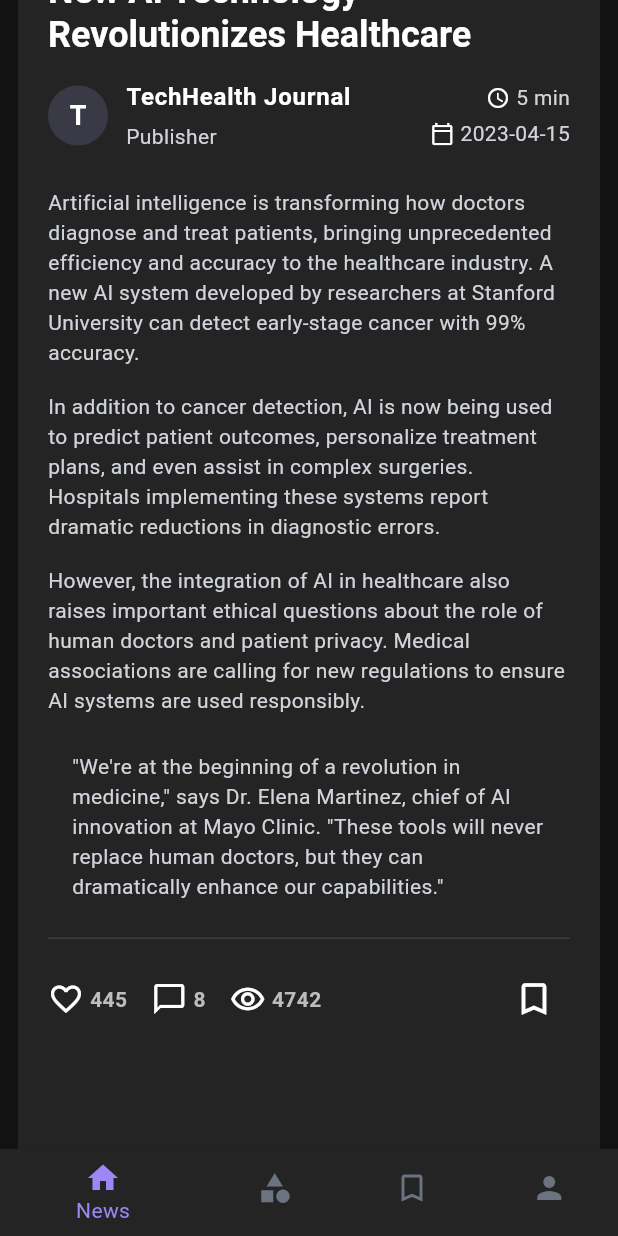
After one commit to YoussefHamada-cs/news, a Flutter app: the NewsDetailsView screen opened by its route, scrolled down 385 dp, after a tap on the "bookmark outline" icon, on a phone screen of 412 x 824 dp. The commit adds this screen. Run offline on Flutter 3.47's test engine with Material 3 defaults, Android fonts, the phone set to English and light mode, and no system bars; our stand-ins replace cached_network_image, go_router, shimmer; network calls fail.

Commit message:
finsh detailsView

```diff
--- a/lib/core/resources/app_router.dart
+++ b/lib/core/resources/app_router.dart
@@ -2,6 +2,7 @@ import 'package:flutter/material.dart';
 import 'package:go_router/go_router.dart';
 import 'package:news/core/layout/main_shell.dart';
 import 'package:news/core/resources/app_routes.dart';
+import 'package:news/features/news/presention/views/news_details_view.dart';
 import 'package:news/features/news/presention/views/featured_news_view.dart';
 import 'package:news/features/news/presention/views/news_view.dart';
 import 'package:news/features/news/presention/views/search_view.dart';
@@ -35,8 +36,8 @@ class AppRouter {
           ),
           GoRoute(
             path: AppPaths.newsDetail,
-            builder: (context, state) =>
-                const Scaffold(body: Center(child: Text('News Detail'))),
+            name: AppRoutes.newsDetail,
+            builder: (context, state) => const NewsDetailsView(),
           ),
 
           // ==================== Search Tab Routes ====================
--- a/lib/core/theme/app_theme.dart
+++ b/lib/core/theme/app_theme.dart
@@ -5,7 +5,6 @@ class AppTheme {
   static ThemeData get lightTheme {
     return ThemeData(
       useMaterial3: true,
-      fontFamily: 'Roboto',
       brightness: Brightness.light,
       colorScheme: const ColorScheme.light(
         primary: AppColors.primary,
@@ -38,34 +37,28 @@ class AppTheme {
           color: AppColors.textPrimaryLight,
           fontSize: 32,
           fontWeight: FontWeight.bold,
-          fontFamily: 'Roboto',
         ),
         displayMedium: TextStyle(
           color: AppColors.textPrimaryLight,
           fontSize: 28,
           fontWeight: FontWeight.bold,
-          fontFamily: 'Roboto',
         ),
         displaySmall: TextStyle(
           color: AppColors.textPrimaryLight,
           fontSize: 24,
           fontWeight: FontWeight.bold,
-          fontFamily: 'Roboto',
         ),
         bodyLarge: TextStyle(
           color: AppColors.textPrimaryLight,
           fontSize: 16,
-          fontFamily: 'Roboto',
         ),
         bodyMedium: TextStyle(
           color: AppColors.textSecondaryLight,
           fontSize: 14,
-          fontFamily: 'Roboto',
         ),
         bodySmall: TextStyle(
           color: AppColors.hintText,
           fontSize: 12,
-          fontFamily: 'Roboto',
         ),
       ),
       inputDecorationTheme: InputDecorationTheme(
@@ -104,7 +97,6 @@ class AppTheme {
   static ThemeData get darkTheme {
     return ThemeData(
       useMaterial3: true,
-      fontFamily: 'Roboto',
       brightness: Brightness.dark,
       colorScheme: const ColorScheme.dark(
         primary: AppColors.primary,
@@ -137,34 +129,28 @@ class AppTheme {
           color: AppColors.textPrimaryDark,
           fontSize: 32,
           fontWeight: FontWeight.bold,
-          fontFamily: 'Roboto',
         ),
         displayMedium: TextStyle(
           color: AppColors.textPrimaryDark,
           fontSize: 28,
           fontWeight: FontWeight.bold,
-          fontFamily: 'Roboto',
         ),
         displaySmall: TextStyle(
           color: AppColors.textPrimaryDark,
           fontSize: 24,
           fontWeight: FontWeight.bold,
-          fontFamily: 'Roboto',
         ),
         bodyLarge: TextStyle(
           color: AppColors.textPrimaryDark,
           fontSize: 16,
-          fontFamily: 'Roboto',
         ),
         bodyMedium: TextStyle(
           color: AppColors.textSecondaryDark,
           fontSize: 14,
-          fontFamily: 'Roboto',
         ),
         bodySmall: TextStyle(
           color: AppColors.hintText,
           fontSize: 12,
-          fontFamily: 'Roboto',
         ),
       ),
       inputDecorationTheme: InputDecorationTheme(
--- /dev/null
+++ b/lib/features/news/domain/entities/article.dart
@@ -0,0 +1,63 @@
+class Article {
+  final String id;
+  final String title;
+  final String category;
+  final String imageUrl;
+  final String publisherName;
+  final String publisherImage;
+  final String publisherType;
+  final String readTime;
+  final String date;
+  final List<String> paragraphs;
+  final String quote;
+  final String quoteAuthor;
+  final int likesCount;
+  final int commentsCount;
+  final int viewsCount;
+  final bool isBookmarked;
+
+  const Article({
+    required this.id,
+    required this.title,
+    required this.category,
+    required this.imageUrl,
+    required this.publisherName,
+    required this.publisherImage,
+    required this.publisherType,
+    required this.readTime,
+    required this.date,
+    required this.paragraphs,
+    this.quote = '',
+    this.quoteAuthor = '',
+    this.likesCount = 0,
+    this.commentsCount = 0,
+    this.viewsCount = 0,
+    this.isBookmarked = false,
+  });
+
+  // Sample article for testing purposes
+  static Article get sample => const Article(
+        id: '1',
+        title: 'New AI Technology Revolutionizes Healthcare',
+        category: 'Technology',
+        imageUrl:
+            'https://encrypted-tbn0.gstatic.com/images?q=tbn:ANd9GcS47l-TBwq5J39we3hCYx0sV19z51nemqGCYAP4ZZCYSw&s&ec=72940543',
+        publisherName: 'TechHealth Journal',
+        publisherImage: 'T',
+        publisherType: 'Publisher',
+        readTime: '5 min',
+        date: '2023-04-15',
+        paragraphs: [
+          'Artificial intelligence is transforming how doctors diagnose and treat patients, bringing unprecedented efficiency and accuracy to the healthcare industry. A new AI system developed by researchers at Stanford University can detect early-stage cancer with 99% accuracy.',
+          'In addition to cancer detection, AI is now being used to predict patient outcomes, personalize treatment plans, and even assist in complex surgeries. Hospitals implementing these systems report dramatic reductions in diagnostic errors.',
+          'However, the integration of AI in healthcare also raises important ethical questions about the role of human doctors and patient privacy. Medical associations are calling for new regulations to ensure AI systems are used responsibly.',
+        ],
+        quote:
+            '"We\'re at the beginning of a revolution in medicine," says Dr. Elena Martinez, chief of AI innovation at Mayo Clinic. "These tools will never replace human doctors, but they can dramatically enhance our capabilities."',
+        quoteAuthor: 'Dr. Elena Martinez',
+        likesCount: 445,
+        commentsCount: 8,
+        viewsCount: 4742,
+        isBookmarked: false,
+      );
+}
--- /dev/null
+++ b/lib/features/news/presention/views/news_details_view.dart
@@ -0,0 +1,147 @@
+import 'package:flutter/material.dart';
+import 'package:go_router/go_router.dart';
+import 'package:news/core/resources/app_colors.dart';
+import 'package:news/features/news/domain/entities/article.dart';
+import 'package:news/features/news/presention/widgets/news_details/article_content_widget.dart';
+import 'package:news/features/news/presention/widgets/news_details/article_header_widget.dart';
+import 'package:news/features/news/presention/widgets/news_details/article_image_widget.dart';
+import 'package:news/features/news/presention/widgets/news_details/article_interaction_bar.dart';
+import 'package:news/features/news/presention/widgets/news_details/article_publisher_widget.dart';
+
+class NewsDetailsView extends StatelessWidget {
+  const NewsDetailsView({super.key});
+
+  @override
+  Widget build(BuildContext context) {
+    final statusBarHeight = MediaQuery.of(context).viewPadding.top;
+
+    // In a real app, you would get this from a provider or bloc
+    final article = Article.sample;
+
+    return Scaffold(
+      extendBodyBehindAppBar: true,
+      appBar: null, // No app bar
+      body: SingleChildScrollView(
+        child: Stack(
+          children: [
+            // Background image at the top
+            Positioned(
+              top: 0,
+              left: 0,
+              right: 0,
+              child: ArticleImageWidget(article: article),
+            ),
+
+            // Custom app bar buttons (back, share, bookmark)
+            Positioned(
+              top: statusBarHeight + 10,
+              left: 16,
+              right: 16,
+              child: Row(
+                mainAxisAlignment: MainAxisAlignment.spaceBetween,
+                children: [
+                  // Back button
+                  Container(
+                    decoration: BoxDecoration(
+                      color: Colors.black.withOpacity(0.4),
+                      shape: BoxShape.circle,
+                    ),
+                    child: IconButton(
+                      icon: const Icon(
+                        Icons.arrow_back_ios_new,
+                        color: Colors.white,
+                        size: 18,
+                      ),
+                      onPressed: () => context.pop(),
+                    ),
+                  ),
+
+                  // Action buttons
+                  Row(
+                    children: [
+                      Container(
+                        margin: const EdgeInsets.only(right: 8),
+                        decoration: BoxDecoration(
+                          color: Colors.black.withOpacity(0.4),
+                          shape: BoxShape.circle,
+                        ),
+                        child: IconButton(
+                          icon: const Icon(
+                            Icons.share,
+                            color: Colors.white,
+                            size: 18,
+                          ),
+                          onPressed: () {
+                            // Share functionality
+                          },
+                        ),
+                      ),
+                      Container(
+                        decoration: BoxDecoration(
+                          color: Colors.black.withOpacity(0.4),
+                          shape: BoxShape.circle,
+                        ),
+                        child: IconButton(
+                          icon: Icon(
+                            article.isBookmarked
+                                ? Icons.bookmark
+                                : Icons.bookmark_outline,
+                            color: Colors.white,
+                            size: 18,
+                          ),
+                          onPressed: () {
+                            // Bookmark functionality
+                          },
+                        ),
+                      ),
+                    ],
+                  ),
+                ],
+              ),
+            ),
+
+            // Content layout
+            Column(
+              crossAxisAlignment: CrossAxisAlignment.start,
+              children: [
+                // Space for the image
+                const SizedBox(height: 300),
+
+                // Content card that overlaps with the image
+                Padding(
+                  padding: const EdgeInsets.symmetric(horizontal: 12.0),
+                  child: Container(
+                    width: double.infinity,
+                    decoration: const BoxDecoration(
+                      color: AppColors.secondaryBackgroundDark,
+                      borderRadius: BorderRadius.only(
+                        topLeft: Radius.circular(24),
+                        topRight: Radius.circular(24),
+                      ),
+                    ),
+                    child: Padding(
+                      padding: const EdgeInsets.all(20.0),
+                      child: Column(
+                        crossAxisAlignment: CrossAxisAlignment.start,
+                        children: [
+                          ArticleHeaderWidget(article: article),
+                          const SizedBox(height: 16),
+                          ArticlePublisherWidget(article: article),
+                          const SizedBox(height: 24),
+                          ArticleContentWidget(article: article),
+                          const SizedBox(height: 16),
+                          ArticleInteractionBar(article: article),
+                          const SizedBox(height: 40), // Extra bottom padding
+                        ],
+                      ),
+                    ),
+                  ),
+                ),
+              ],
+            ),
+          ],
+        ),
+      ),
+    );
+  }
+}
--- a/lib/features/news/presention/widgets/featured_news_section.dart
+++ b/lib/features/news/presention/widgets/featured_news_section.dart
@@ -38,9 +38,13 @@ class FeaturedNewsSection extends StatelessWidget {
             scrollDirection: Axis.horizontal,
             itemCount: 4,
             itemBuilder: (context, index) {
-              return const Padding(
-                padding: EdgeInsets.only(right: 12),
-                child: FeaturedNewsCard(),
+              return Padding(
+                padding: const EdgeInsets.only(right: 12),
+                child: GestureDetector(
+                    onTap: () {
+                      context.pushNamed(AppRoutes.newsDetail);
+                    },
+                    child: const FeaturedNewsCard()),
               );
             },
           ),
--- a/lib/features/news/presention/widgets/latest_news_section.dart
+++ b/lib/features/news/presention/widgets/latest_news_section.dart
@@ -1,5 +1,7 @@
 import 'package:flutter/material.dart';
+import 'package:go_router/go_router.dart';
 import 'package:news/core/presention/widgets/latest_news_card.dart';
+import 'package:news/core/resources/app_routes.dart';
 import 'package:news/core/resources/app_strings.dart';
 
 class LatestNewsSection extends StatelessWidget {
@@ -39,14 +41,20 @@ class LatestNewsSection extends StatelessWidget {
           physics: const NeverScrollableScrollPhysics(),
           itemCount: 5,
           itemBuilder: (context, index) {
-            return const Padding(
-              padding: EdgeInsets.only(bottom: 16),
-              child: LatestNewsCard(
-                imageurl:
-                    'https://encrypted-tbn0.gstatic.com/images?q=tbn:ANd9GcS47l-TBwq5J39we3hCYx0sV19z51nemqGCYAP4ZZCYSw&s&ec=72940543',
-                time: '4 min',
-                content: 'Global Climate Summit Reaches Breakthrough Agreement',
-                type: 'Global News Network',
+            return Padding(
+              padding: const EdgeInsets.only(bottom: 16),
+              child: GestureDetector(
+                onTap: () {
+                  context.pushNamed(AppRoutes.newsDetail);
+                },
+                child: const LatestNewsCard(
+                  imageurl:
+                      'https://encrypted-tbn0.gstatic.com/images?q=tbn:ANd9GcS47l-TBwq5J39we3hCYx0sV19z51nemqGCYAP4ZZCYSw&s&ec=72940543',
+                  time: '4 min',
+                  content:
+                      'Global Climate Summit Reaches Breakthrough Agreement',
+                  type: 'Global News Network',
+                ),
               ),
             );
           },
--- /dev/null
+++ b/lib/features/news/presention/widgets/news_details/article_content_widget.dart
@@ -0,0 +1,39 @@
+import 'package:flutter/material.dart';
+import 'package:news/features/news/domain/entities/article.dart';
+import 'package:news/features/news/presention/widgets/news_details/build_paragraph.dart';
+import 'package:news/features/news/presention/widgets/news_details/build_qoute.dart';
+
+class ArticleContentWidget extends StatelessWidget {
+  final Article article;
+
+  const ArticleContentWidget({
+    super.key,
+    required this.article,
+  });
+
+  @override
+  Widget build(BuildContext context) {
+    return Column(
+      crossAxisAlignment: CrossAxisAlignment.start,
+      children: [
+        // Paragraphs
+        ...article.paragraphs.map((paragraph) {
+          return Column(
+            children: [
+              BuildParagraph(
+                text: paragraph,
+              ),
+              const SizedBox(height: 16),
+            ],
+          );
+        }).toList(),
+
+        // Quote (if available)
+        if (article.quote.isNotEmpty)
+          BuildQoute(
+            text: article.quote,
+          ),
+      ],
+    );
+  }
+}
--- /dev/null
+++ b/lib/features/news/presention/widgets/news_details/article_header_widget.dart
@@ -0,0 +1,44 @@
+import 'package:flutter/material.dart';
+import 'package:news/core/resources/app_colors.dart';
+import 'package:news/features/news/domain/entities/article.dart';
+
+class ArticleHeaderWidget extends StatelessWidget {
+  final Article article;
+
+  const ArticleHeaderWidget({
+    super.key,
+    required this.article,
+  });
+
+  @override
+  Widget build(BuildContext context) {
+    final textTheme = Theme.of(context).textTheme;
+    return Column(
+      crossAxisAlignment: CrossAxisAlignment.start,
+      children: [
+        Container(
+          padding: const EdgeInsets.symmetric(horizontal: 12, vertical: 6),
+          decoration: BoxDecoration(
+            color: AppColors.purple,
+            borderRadius: BorderRadius.circular(20),
+          ),
+          child: Text(article.category,
+              style: textTheme.bodyMedium?.copyWith(
+                color: AppColors.textPrimaryDark,
+              )),
+        ),
+        const SizedBox(height: 12),
+        Text(
+          article.title,
+          style: textTheme.headlineSmall?.copyWith(
+            fontWeight: FontWeight.bold,
+            height: 1.2,
+            color: Colors.white,
+          ),
+          overflow: TextOverflow.visible,
+          softWrap: true,
+        ),
+      ],
+    );
+  }
+}
--- /dev/null
+++ b/lib/features/news/presention/widgets/news_details/article_image_widget.dart
@@ -0,0 +1,21 @@
+import 'package:flutter/material.dart';
+import 'package:news/core/presention/widgets/shimmer_image.dart';
+import 'package:news/features/news/domain/entities/article.dart';
+
+class ArticleImageWidget extends StatelessWidget {
+  final Article article;
+
+  const ArticleImageWidget({
+    super.key,
+    required this.article,
+  });
+
+  @override
+  Widget build(BuildContext context) {
+    return ShimmerImage(
+      imageUrl: article.imageUrl,
+      height: 350,
+      width: double.infinity,
+    );
+  }
+}
--- /dev/null
+++ b/lib/features/news/presention/widgets/news_details/article_interaction_bar.dart
@@ -0,0 +1,62 @@
+import 'package:flutter/material.dart';
+import 'package:news/features/news/domain/entities/article.dart';
+import 'package:news/features/news/presention/widgets/news_details/custom_item_buttom.dart';
+
+class ArticleInteractionBar extends StatelessWidget {
+  final Article article;
+
+  const ArticleInteractionBar({
+    super.key,
+    required this.article,
+  });
+
+  @override
+  Widget build(BuildContext context) {
+    return Container(
+      padding: const EdgeInsets.symmetric(vertical: 16),
+      decoration: BoxDecoration(
+        border: Border(
+          top: BorderSide(
+            color: Colors.grey.withOpacity(0.2),
+            width: 1,
+          ),
+        ),
+      ),
+      child: Row(
+        mainAxisAlignment: MainAxisAlignment.spaceBetween,
+        children: [
+          Flexible(
+            child: Row(
+              mainAxisSize: MainAxisSize.min,
+              children: [
+                CustomItemButtom(
+                  icon: Icons.favorite_outline,
+                  label: article.likesCount.toString(),
+                ),
+                const SizedBox(width: 16),
+                CustomItemButtom(
+                  icon: Icons.chat_bubble_outline,
+                  label: article.commentsCount.toString(),
+                ),
+                const SizedBox(width: 16),
+                CustomItemButtom(
+                  icon: Icons.remove_red_eye_outlined,
+                  label: article.viewsCount.toString(),
+                ),
+              ],
+            ),
+          ),
+          IconButton(
+            icon: Icon(
+              article.isBookmarked ? Icons.bookmark : Icons.bookmark_outline,
+              size: 28,
+            ),
+            onPressed: () {
+              // Bookmark functionality
+            },
+          ),
+        ],
+      ),
+    );
+  }
+}
--- /dev/null
+++ b/lib/features/news/presention/widgets/news_details/article_publisher_widget.dart
@@ -0,0 +1,83 @@
+import 'package:flutter/material.dart';
+import 'package:news/core/resources/app_colors.dart';
+import 'package:news/features/news/domain/entities/article.dart';
+
+class ArticlePublisherWidget extends StatelessWidget {
+  final Article article;
+
+  const ArticlePublisherWidget({
+    super.key,
+    required this.article,
+  });
+
+  @override
+  Widget build(BuildContext context) {
+    final textTheme = Theme.of(context).textTheme;
+    return Row(
+      children: [
+        // Publisher avatar
+        CircleAvatar(
+          radius: 20,
+          backgroundColor: const Color(0xFF3A3A47),
+          child: Text(
+            article.publisherImage,
+            style: const TextStyle(
+              fontSize: 18,
+              fontWeight: FontWeight.bold,
+              color: Colors.white,
+            ),
+          ),
+        ),
+        const SizedBox(width: 12),
+        // Publisher info
+        Expanded(
+          child: Column(
+            crossAxisAlignment: CrossAxisAlignment.start,
+            children: [
+              Text(
+                article.publisherName,
+                style: textTheme.bodyLarge?.copyWith(
+                    fontWeight: FontWeight.bold,
+                    color: AppColors.textPrimaryDark),
+                overflow: TextOverflow.ellipsis,
+              ),
+              const SizedBox(height: 4),
+              Text(article.publisherType, style: textTheme.bodyMedium),
+            ],
+          ),
+        ),
+        // Date and time info
+        Column(
+          crossAxisAlignment: CrossAxisAlignment.end,
+          children: [
+            // Reading time
+            Row(
+              mainAxisSize: MainAxisSize.min,
+              children: [
+                const Icon(
+                  Icons.access_time,
+                  size: 16,
+                ),
+                const SizedBox(width: 4),
+                Text(article.readTime, style: textTheme.bodyMedium),
+              ],
+            ),
+            const SizedBox(height: 4),
+            // Date
+            Row(
+              mainAxisSize: MainAxisSize.min,
+              children: [
+                const Icon(
+                  Icons.calendar_today_outlined,
+                  size: 16,
+                ),
+                const SizedBox(width: 4),
+                Text(article.date, style: textTheme.bodyMedium),
+              ],
+            ),
+          ],
+        ),
+      ],
+    );
+  }
+}
--- /dev/null
+++ b/lib/features/news/presention/widgets/news_details/build_paragraph.dart
@@ -0,0 +1,16 @@
+import 'package:flutter/material.dart';
+
+class BuildParagraph extends StatelessWidget {
+  const BuildParagraph({super.key, required this.text});
+  final String text;
+  @override
+  Widget build(BuildContext context) {
+    final textTheme = Theme.of(context).textTheme;
+    return Text(
+      text,
+      style: textTheme.bodyMedium,
+      softWrap: true,
+      overflow: TextOverflow.visible,
+    );
+  }
+}
--- /dev/null
+++ b/lib/features/news/presention/widgets/news_details/build_qoute.dart
@@ -0,0 +1,25 @@
+import 'package:flutter/material.dart';
+
+class BuildQoute extends StatelessWidget {
+  const BuildQoute({super.key, required this.text});
+  final String text;
+  @override
+  Widget build(BuildContext context) {
+    final textTheme = Theme.of(context).textTheme;
+    return Padding(
+      padding: const EdgeInsets.symmetric(horizontal: 16),
+      child: Column(
+        children: [
+          const SizedBox(height: 8),
+          Text(
+            text,
+            style: textTheme.bodyMedium,
+            softWrap: true,
+            overflow: TextOverflow.visible,
+          ),
+          const SizedBox(height: 8),
+        ],
+      ),
+    );
+  }
+}
--- /dev/null
+++ b/lib/features/news/presention/widgets/news_details/custom_item_buttom.dart
@@ -0,0 +1,27 @@
+import 'package:flutter/material.dart';
+
+class CustomItemButtom extends StatelessWidget {
+  const CustomItemButtom({super.key, required this.icon, required this.label});
+  final IconData icon;
+  final String label;
+  @override
+  Widget build(BuildContext context) {
+    return Row(
+      mainAxisSize: MainAxisSize.min,
+      children: [
+        Icon(
+          icon,
+          size: 24,
+        ),
+        const SizedBox(width: 4),
+        Text(
+          label,
+          style: TextStyle(
+            color: Colors.grey[400],
+            fontWeight: FontWeight.bold,
+          ),
+        ),
+      ],
+    );
+  }
+}
```
